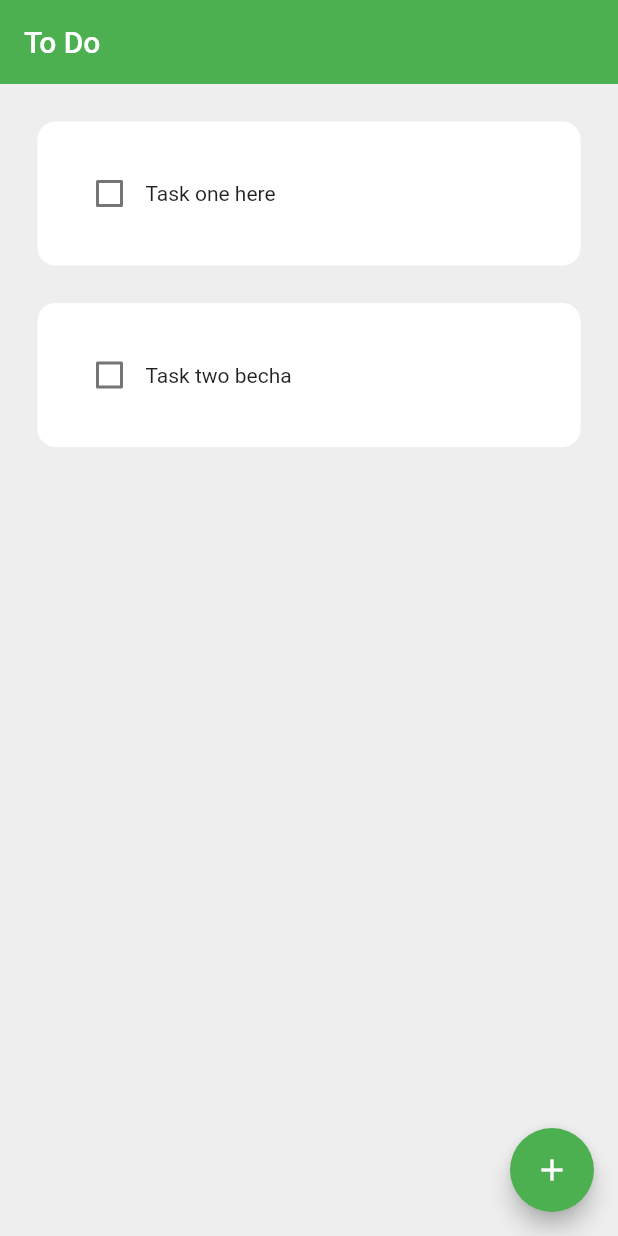
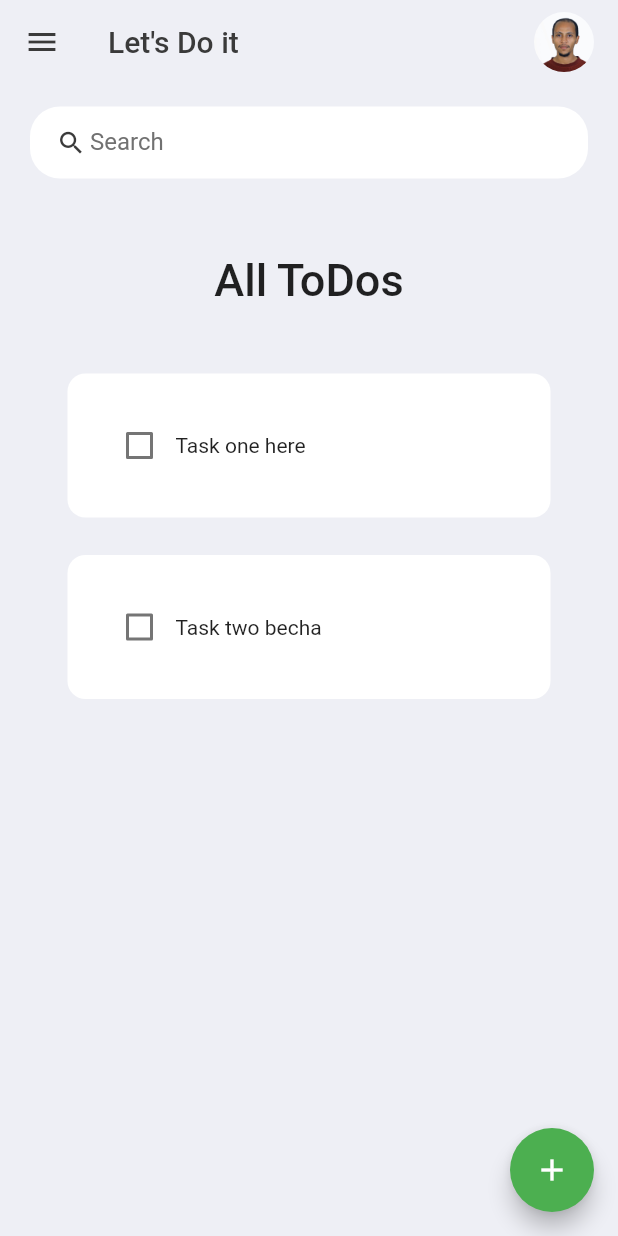
Before and after one commit to Paul-tes/Todo-App, a Flutter app: the screen it shows after launch, on a phone screen of 412 x 824 dp. Run offline on Flutter 3.47's test engine with Material 2 defaults, Android fonts, the phone set to English and light mode, and no system bars; drawn by our look-alikes of flutter_slidable; our stand-ins replace hive_flutter; accounts and stored records are empty.

Commit message:
Add search box

```diff
--- a/lib/pages/home_page.dart
+++ b/lib/pages/home_page.dart
@@ -1,7 +1,11 @@
+// ignore_for_file: prefer_const_constructors, prefer_const_literals_to_create_immutables
+
 import 'package:flutter/material.dart';
 import 'package:hive_flutter/hive_flutter.dart';
 import 'package:todo/data/database.dart';
+import 'package:todo/constants/Colors.dart';
 import 'package:todo/utils/dialog_box.dart';
+import 'package:todo/utils/search_input.dart';
 import 'package:todo/utils/todo_tile.dart';
 
 
@@ -77,10 +81,22 @@ class _HomePageState extends State<HomePage> {
   @override
   Widget build(BuildContext context) {
     return Scaffold(
-      backgroundColor: Colors.grey[200],
-      appBar: AppBar(
-        title: Text("To Do"),
-        elevation: 0,
+      backgroundColor: myBGColor,
+      appBar: _buildAppBar(),
+
+      drawer: Drawer(
+        backgroundColor: Colors.green,
+        child: Column(
+          children: [
+            DrawerHeader(
+              child: Icon(
+                Icons.today_outlined,
+                size: 48,
+                color: Colors.white,
+              ),
+            )
+          ],
+        ),
       ),
 
       floatingActionButton: FloatingActionButton(
@@ -88,7 +104,26 @@ class _HomePageState extends State<HomePage> {
         child: Icon(Icons.add),
         ),
 
-      body: ListView.builder(
+      body: Container(
+        padding: EdgeInsets.symmetric(horizontal: 20, vertical: 15),
+        child: Column(
+          children: [
+            SearchInput(),
+            Container(
+              margin: EdgeInsets.only(
+                top: 50,
+                bottom: 20,
+              ),
+              child: Text(
+                "All ToDos",
+                style: TextStyle(
+                  fontSize: 30,
+                  fontWeight: FontWeight.w500
+                ),
+              ),
+            ),
+            Expanded(
+              child: ListView.builder(
                 itemCount: db.todoList.length,
                 itemBuilder: (context, index) {
                   return ToDoTile(
@@ -98,7 +133,37 @@ class _HomePageState extends State<HomePage> {
                     deleteFunction: (context) => deleteTask(index),
                   );
                 },
+              )
+            )
+          ],
+        ),
       ),
     );
   }
+
+  AppBar _buildAppBar() {
+    return AppBar(
+      iconTheme: IconThemeData(color: myBlack),
+      backgroundColor: myBGColor,
+      title: Row(
+        mainAxisAlignment: MainAxisAlignment.spaceBetween,
+        children: [
+          Text(
+            "Let's Do it",
+            style: TextStyle(color: myBlack),
+          ),
+
+          Container(
+            height: 40,
+            width: 40,
+            child: ClipRRect(
+              borderRadius: BorderRadius.circular(20),
+              child: Image.asset('assets/images/me.JPG'),
+            ),
+          ),
+        ],
+      ),
+      elevation: 0,
+    );
   }
+}
--- /dev/null
+++ b/lib/utils/search_input.dart
@@ -0,0 +1,37 @@
+// ignore_for_file: prefer_const_constructors
+
+import 'package:flutter/material.dart';
+import 'package:todo/constants/Colors.dart';
+
+
+class SearchInput extends StatelessWidget {
+  const SearchInput({super.key});
+
+  @override
+  Widget build(BuildContext context) {
+    return Container(
+      padding: EdgeInsets.symmetric(horizontal: 15),
+      decoration: BoxDecoration(
+        color: Colors.white,
+        borderRadius: BorderRadius.circular(20)
+      ),
+      child: TextField(
+        decoration: InputDecoration(
+          contentPadding: EdgeInsets.all(0),
+          prefixIcon: Icon(
+            Icons.search,
+            color: myBlack,
+            size: 20,
+          ),
+          prefixIconConstraints: BoxConstraints(
+            maxHeight: 20,
+            minWidth: 25
+          ),
+          border: InputBorder.none,
+          hintText: "Search",
+          hintStyle: TextStyle(color: myGrey),
+        ),
+      ),
+    );
+  }
+}
```
Lines whose indentation alone changed are shown as unchanged.
